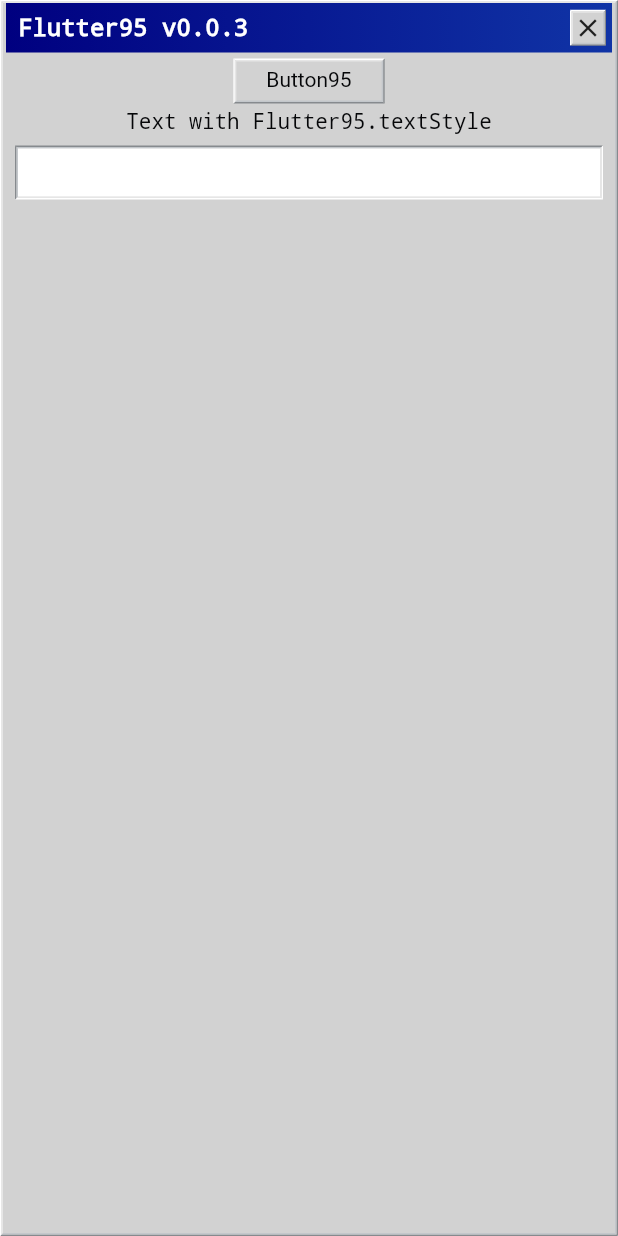
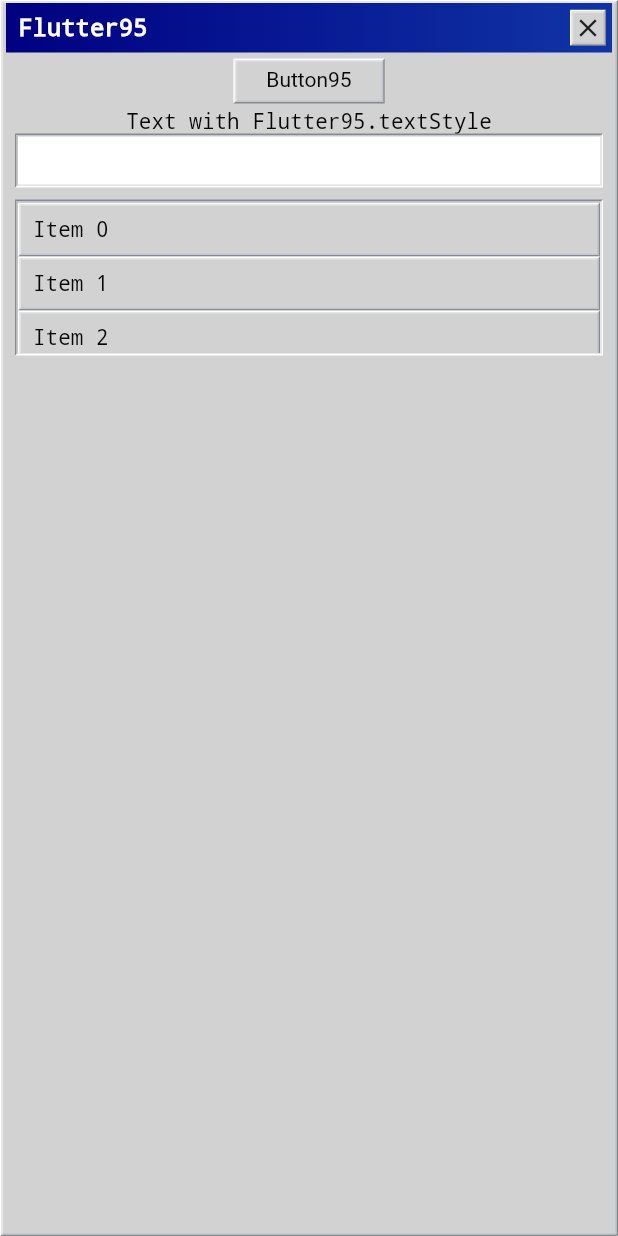
Before and after one commit to miquelbeltran/flutter95, a Flutter app: the screen it shows after launch, on a phone screen of 412 x 824 dp. Run offline on Flutter 3.47's test engine with Material 2 defaults, Android fonts, the phone set to English and light mode, and no system bars.

Commit message:
0.0.4 improvements

```diff
--- a/example/lib/main.dart
+++ b/example/lib/main.dart
@@ -12,7 +12,7 @@ class Flutter95App extends StatelessWidget {
       debugShowCheckedModeBanner: false,
       color: Flutter95.background,
       home: Scaffold95(
-        title: 'Flutter95 v0.0.3',
+        title: 'Flutter95',
         body: Column(
           children: <Widget>[
             Button95(
@@ -25,12 +25,46 @@ class Flutter95App extends StatelessWidget {
               style: Flutter95.textStyle,
             ),
             Padding(
-              padding: const EdgeInsets.all(8.0),
+              padding: const EdgeInsets.symmetric(horizontal: 8.0),
               child: TextField95(),
             ),
+            _buildListView(),
           ],
         ),
       ),
     );
   }
+
+  /// Build a ListView wrapping it in [Elevation95] with [Elevation95Type.down].
+  /// This will create a "deep" container.
+  /// Then wrap each item with [Elevation95Type.up] to create an up effect.
+  Padding _buildListView() {
+    return Padding(
+      padding: const EdgeInsets.symmetric(
+        horizontal: 8.0,
+        vertical: 8.0,
+      ),
+      child: Elevation95(
+        type: Elevation95Type.down,
+        child: SizedBox(
+          height: 100,
+          child: ListView.builder(
+            padding: EdgeInsets.zero,
+            itemCount: 100,
+            itemBuilder: (context, index) {
+              return Elevation95(
+                child: Padding(
+                  padding: const EdgeInsets.all(8.0),
+                  child: Text(
+                    'Item $index',
+                    style: Flutter95.textStyle,
+                  ),
+                ),
+              );
+            },
+          ),
+        ),
+      ),
+    );
+  }
 }
--- a/lib/flutter95.dart
+++ b/lib/flutter95.dart
@@ -4,3 +4,4 @@ export 'src/button95.dart';
 export 'src/globals.dart';
 export 'src/scaffold95.dart';
 export 'src/text_field95.dart';
+export 'src/utils.dart';
--- a/lib/src/text_field95.dart
+++ b/lib/src/text_field95.dart
@@ -4,6 +4,7 @@ import 'package:flutter95/src/utils.dart';
 import 'globals.dart';
 
 class TextField95 extends StatefulWidget {
+  // TODO: Expose more properties from TextField
   const TextField95({
     Key key,
     this.controller,
--- a/pubspec.yaml
+++ b/pubspec.yaml
@@ -1,6 +1,6 @@
 name: flutter95
 description: Windows95 UI components for Flutter apps
-version: 0.0.3
+version: 0.0.4
 homepage: https://github.com/miquelbeltran/flutter95
 
 environment:
```
Also changed, not shown: art/screenshot.png, 2 other files.
